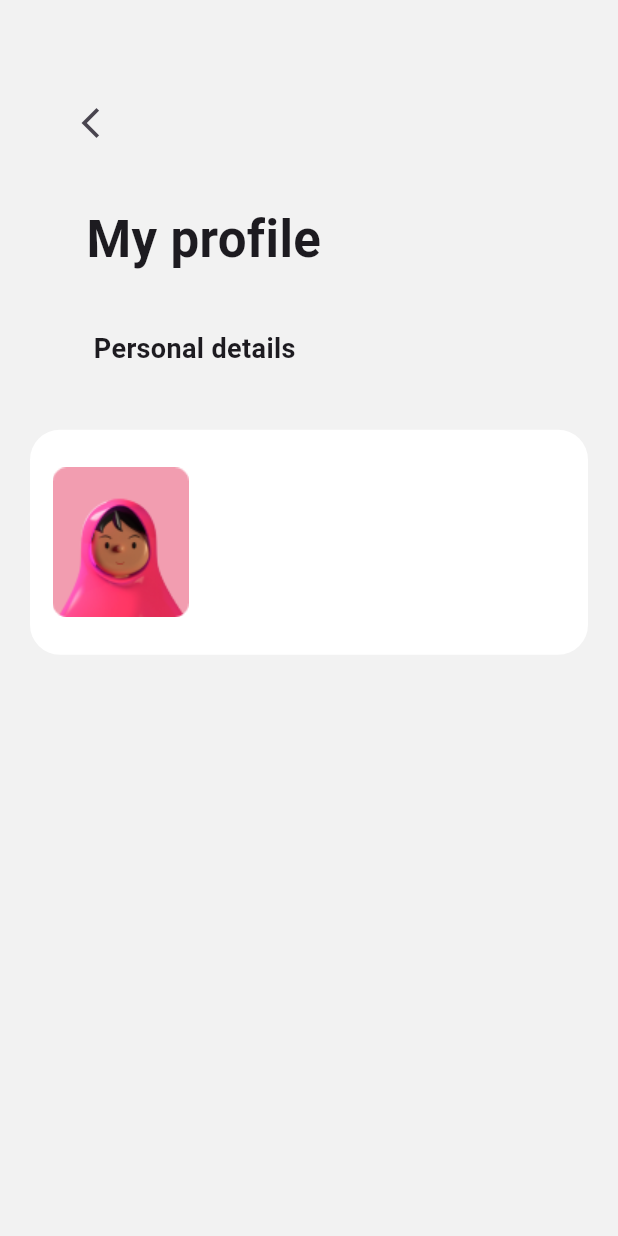
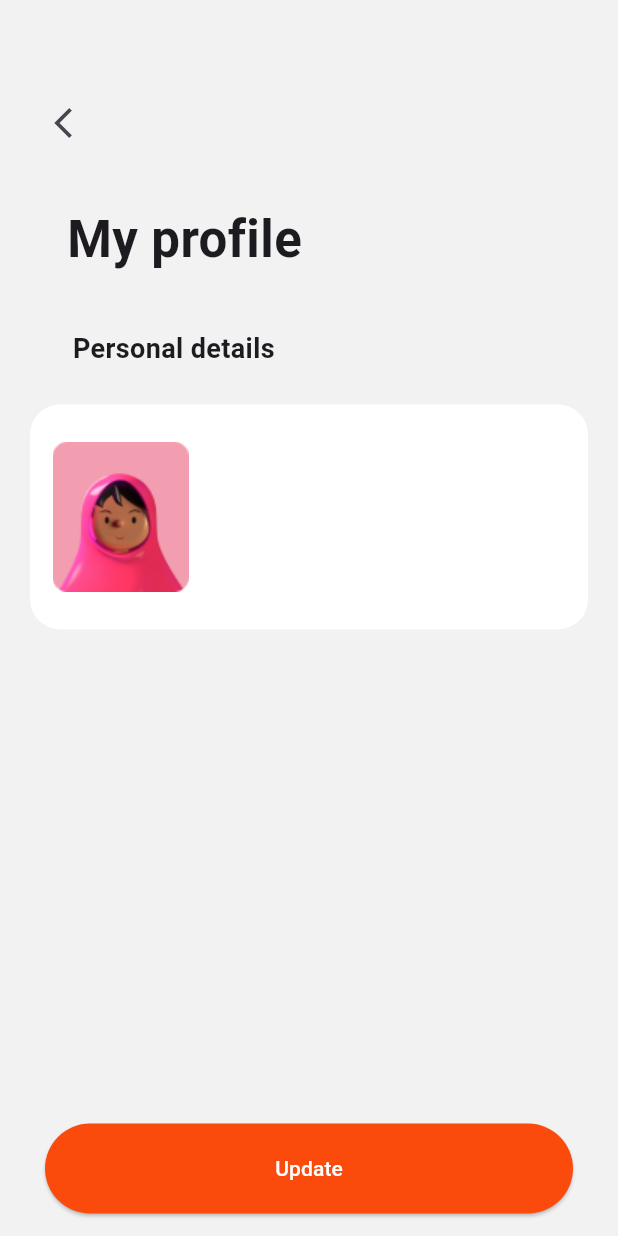
Before and after one commit to ArtthSilva/food_delivery, a Flutter app: the ProfilePage screen opened directly, on a phone screen of 412 x 824 dp. Run offline on Flutter 3.47's test engine with Material 3 defaults, Android fonts, the phone set to English and light mode, and no system bars; our stand-ins replace firebase_auth, firebase_core, flutter_modular, flutter_zoom_drawer, google_fonts; accounts and stored records are empty; generated files the repository leaves out were written again.

Commit message:
fix: resolvendo erro de não conseguir navegar por modulos no DrawerWidget

```diff
--- a/lib/src/app_module.dart
+++ b/lib/src/app_module.dart
@@ -2,6 +2,7 @@ import 'package:flutter_modular/flutter_modular.dart';
 import 'package:food_delivery/src/modules/auth/auth_module.dart';
 import 'package:firebase_auth/firebase_auth.dart';
 import 'package:food_delivery/src/modules/home/home_module.dart';
+import 'package:food_delivery/src/modules/profile/profile_module.dart';
 
 
 class AppModule extends Module {
@@ -15,5 +16,6 @@ class AppModule extends Module {
     } else {
       r.module('/', module: HomeModule());
     }
+    r.module('/profile/', module: ProfileModule());
   }
 }
--- a/lib/src/modules/home/home_module.dart
+++ b/lib/src/modules/home/home_module.dart
@@ -1,9 +1,10 @@
 import 'package:flutter_modular/flutter_modular.dart';
+import 'package:food_delivery/src/modules/home/ui/pages/home_page.dart';
 import 'package:food_delivery/src/modules/home/ui/widgets/drawer.dart';
 
 class HomeModule extends Module {
   @override
   void routes(r) {
-     r.child('/', child: (context) => const DrawerWidget());
+     r.child('/', child: (context) => const DrawerWidget(initialPage: HomePage(),));
   }
 }
--- a/lib/src/modules/profile/profile_module.dart
+++ b/lib/src/modules/profile/profile_module.dart
@@ -1,10 +1,13 @@
 
 import 'package:flutter_modular/flutter_modular.dart';
+import 'package:food_delivery/src/modules/home/ui/widgets/drawer.dart';
 import 'package:food_delivery/src/modules/profile/ui/pages/profile_page.dart';
+import 'package:food_delivery/src/modules/profile/ui/pages/update_profile_page.dart';
 
 class ProfileModule extends Module{
     @override
   void routes(r) {
-     r.child('/', child: (context) => const ProfilePage());
+     r.child('/', child: (context) => DrawerWidget(initialPage: ProfilePage()));
+     r.child('/update/', child: (context) => const UpdateProfilePage());
   }
 }
--- a/lib/src/modules/profile/ui/pages/profile_page.dart
+++ b/lib/src/modules/profile/ui/pages/profile_page.dart
@@ -1,4 +1,5 @@
 import 'package:flutter/material.dart';
+import 'package:flutter_modular/flutter_modular.dart';
 import 'package:flutter_zoom_drawer/flutter_zoom_drawer.dart';
 import 'package:food_delivery/src/modules/profile/ui/widgets/card_info.dart';
 import 'package:google_fonts/google_fonts.dart';
@@ -18,27 +19,48 @@ class _ProfilePageState extends State<ProfilePage> {
       body: Stack(
         children: [
           Align(
-            alignment: Alignment(-0.8, -0.85),
+            alignment: const Alignment(-0.9, -0.85),
             child: IconButton(
-                onPressed: () => ZoomDrawer.of(context)!.toggle(), icon: Icon(Icons.arrow_back_ios_new)),
+                onPressed: () => ZoomDrawer.of(context)!.toggle(),
+                icon: const Icon(Icons.arrow_back_ios_new)),
           ),
           Align(
-            alignment: Alignment(-0.55, -0.65),
-            child: Text('My profile',style: GoogleFonts.balooTamma2(
-                  fontWeight: FontWeight.w700,
-                   fontSize: 34,
-                ),),
-          ),  Align(
-            alignment: Alignment(-0.55, -0.45),
-            child: Text('Personal details',style: GoogleFonts.balooTamma2(
-                  fontWeight: FontWeight.w700,
-                   fontSize: 18,
-                ),),
-          ),  Align(
-            alignment: Alignment(-0.6, -0.15),
-            child: CardInfo()
+            alignment: const Alignment(-0.65, -0.65),
+            child: Text(
+              'My profile',
+              style: GoogleFonts.balooTamma2(
+                fontWeight: FontWeight.w700,
+                fontSize: 34,
+              ),
+            ),
           ),
-         ],
+          Align(
+            alignment: const Alignment(-0.65, -0.45),
+            child: Text(
+              'Personal details',
+              style: GoogleFonts.balooTamma2(
+                fontWeight: FontWeight.w700,
+                fontSize: 18,
+              ),
+            ),
+          ),
+          const Align(alignment: Alignment(-0.5, -0.20), child: CardInfo()),
+          Align(
+            alignment: Alignment.bottomCenter,
+            child: Container(
+                margin: const EdgeInsets.only(left: 30, right: 30, bottom: 15),
+                width: MediaQuery.sizeOf(context).width,
+                height: 60,
+                child: ElevatedButton(
+                    style: ElevatedButton.styleFrom(
+                        backgroundColor: const Color.fromRGBO(250, 74, 12, 1)),
+                    onPressed:()=> Modular.to.navigate('/profile/update/'),
+                    child: const Text(
+                      'Update',
+                      style: TextStyle(color: Colors.white),
+                    ))),
+          )
+        ],
       ),
     ));
   }
```
Also changed, not shown: lib/src/modules/home/models/item_model.dart (+4 -4 lines), lib/src/modules/home/ui/widgets/drawer.dart (+15 -9 lines), lib/src/modules/profile/ui/pages/update_profile_page.dart (added, +14 -0 lines).
